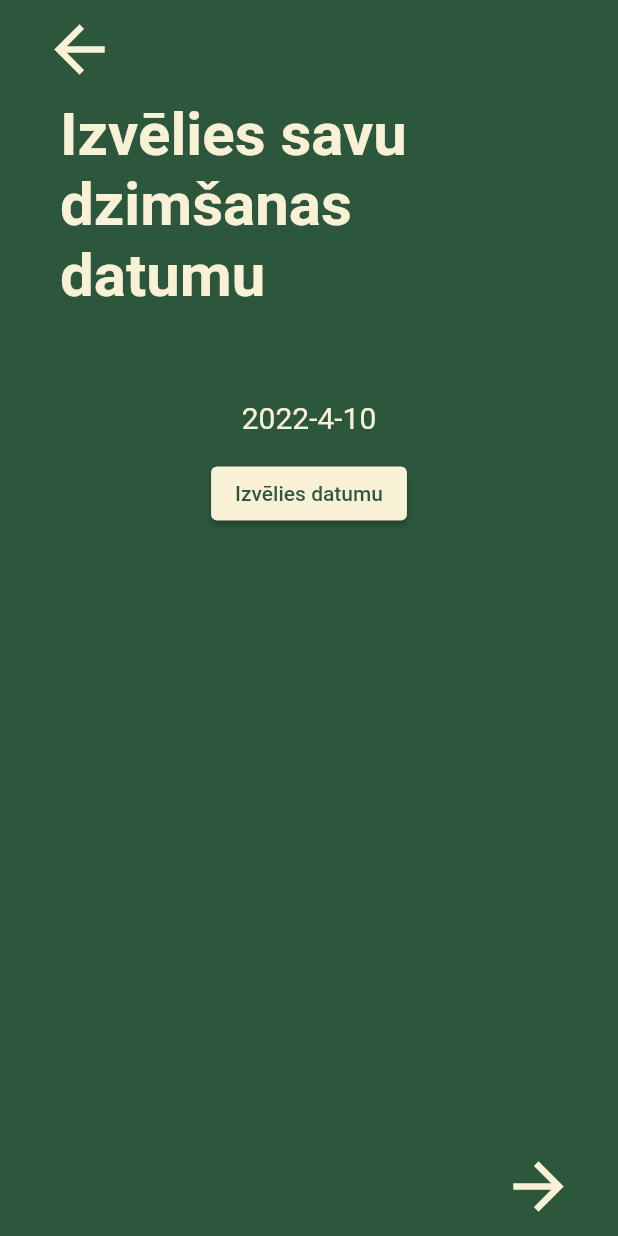
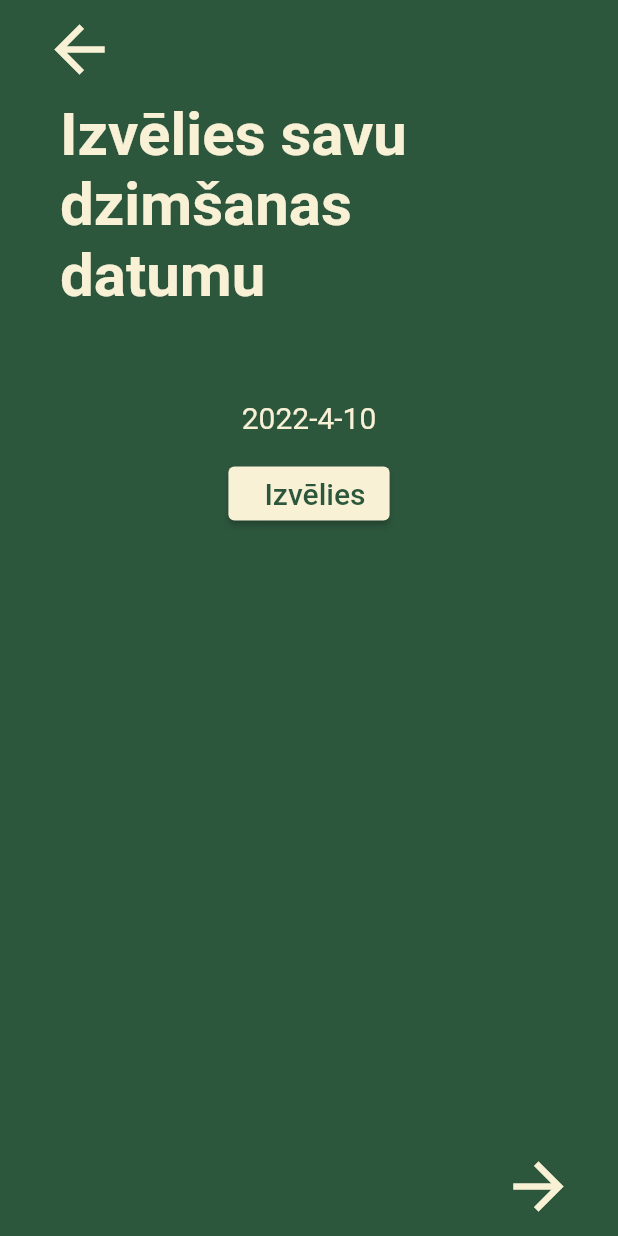
Before and after one commit to janisviksne/emori, a Flutter app: the BirthDatePicker screen opened directly, on a phone screen of 412 x 824 dp. Run offline on Flutter 3.47's test engine with Material 2 defaults, Android fonts, the phone set to English and light mode, and no system bars.

Commit message:
Custom widgets, status screen, menu picker utils. Refactoring

```diff
--- a/lib/auth_screens/date_picker_screen.dart
+++ b/lib/auth_screens/date_picker_screen.dart
@@ -2,7 +2,8 @@ import 'dart:developer';
 
 import 'package:emori/auth_screens/gender_screen.dart';
 import 'package:emori/utilities/auth_constants.dart';
-import 'package:emori/utilities/widgets/auth_widgets/date_utils.dart';
+import 'package:emori/utilities/utils/picker_utils.dart';
+import 'package:emori/utilities/widgets/auth_widgets/selector_button.dart';
 import 'package:flutter/cupertino.dart';
 import 'package:flutter/material.dart';
 
@@ -67,17 +68,10 @@ class _DatePickerPageState extends State<BirthDatePicker> {
                   mainAxisAlignment: MainAxisAlignment.center,
                   children: [
                     const SizedBox(height: 24),
-                    ElevatedButton(
-                        style: ButtonStyle(
-                            backgroundColor: MaterialStateColor.resolveWith(
-                                (states) => kActiveYellow)),
-                        child: const Text(
-                          'Izvēlies datumu',
-                          style: TextStyle(color: kActiveGreen),
-                        ),
-                        onPressed: () => DatePickerUtils.showDatePicker(context,
+                    ButtonWidget(
+                        onClicked: () => PickerUtils.showPicker(context,
                             child: buildDatePicker(),
-                            onClicked: () => Navigator.pop(context)))
+                            onClicked: () => Navigator.pop(context))),
                   ],
                 ),
                 Expanded(
--- /dev/null
+++ b/lib/utilities/utils/picker_utils.dart
@@ -0,0 +1,28 @@
+import 'package:flutter/cupertino.dart';
+import 'package:flutter/material.dart';
+
+class PickerUtils {
+  static List<Widget> workStatusModelBuilder<M>(
+          List<M> models, Widget Function(int index, M model) builder) =>
+      models
+          .asMap()
+          .map<int, Widget>(
+              (index, model) => MapEntry(index, builder(index, model)))
+          .values
+          .toList();
+
+  static void showPicker(BuildContext context,
+          {required Widget child, required VoidCallback onClicked}) =>
+      showCupertinoModalPopup(
+        context: context,
+        builder: (context) => CupertinoActionSheet(
+          actions: [
+            child,
+          ],
+          cancelButton: CupertinoActionSheetAction(
+            child: const Text('Izvēlēties'),
+            onPressed: onClicked,
+          ),
+        ),
+      );
+}
--- a/lib/utilities/widgets/auth_widgets/container_button.dart
+++ b/lib/utilities/widgets/auth_widgets/container_button.dart
@@ -20,7 +20,7 @@ class ContainerButton<T> extends StatelessWidget {
   Widget build(BuildContext context) {
     return InkWell(
       onTap: () => onChanged(value),
-      child: Container(
+      child: SizedBox(
         height: 56,
         child: Row(
           mainAxisAlignment: MainAxisAlignment.center,
--- a/lib/utilities/widgets/auth_widgets/date_utils.dart
+++ /dev/null
@@ -1,17 +0,0 @@
-import 'package:flutter/cupertino.dart';
-
-class DatePickerUtils {
-  static void showDatePicker(BuildContext context,
-          {required Widget child, required VoidCallback onClicked}) =>
-      showCupertinoModalPopup(
-          context: context,
-          builder: (context) => CupertinoActionSheet(
-                actions: [
-                  child,
-                ],
-                cancelButton: CupertinoActionSheetAction(
-                  child: const Text('Izvēlēties'),
-                  onPressed: onClicked,
-                ),
-              ));
-}
--- /dev/null
+++ b/lib/utilities/widgets/auth_widgets/selector_button.dart
@@ -0,0 +1,30 @@
+import 'package:flutter/material.dart';
+
+import '../../auth_constants.dart';
+
+class ButtonWidget extends StatelessWidget {
+  final VoidCallback onClicked;
+
+  const ButtonWidget({
+    Key? key,
+    required this.onClicked,
+  }) : super(key: key);
+
+  @override
+  Widget build(BuildContext context) => ElevatedButton(
+        style: ButtonStyle(
+            backgroundColor:
+                MaterialStateColor.resolveWith((states) => kActiveYellow)),
+        child: Row(
+          mainAxisSize: MainAxisSize.min,
+          children: const [
+            SizedBox(width: 8),
+            Text(
+              'Izvēlies',
+              style: TextStyle(fontSize: 20, color: kActiveGreen),
+            ),
+          ],
+        ),
+        onPressed: onClicked,
+      );
+}
--- a/pubspec.yaml
+++ b/pubspec.yaml
@@ -58,8 +58,9 @@ flutter:
 
   # To add assets to your application, add an assets section, like this:
   assets:
-    - images/
-    #   - images/a_dot_ham.jpeg
+  - assets/images/auth_backgrounds/
+  - assets/images/intro_backgrounds/
+    #- images/a_dot_ham.jpeg
 
   # An image asset can refer to one or more resolution-specific "variants", see
   # https://flutter.dev/assets-and-images/#resolution-aware.
```
Also changed, not shown: lib/auth_screens/education_screen.dart (+31 -20 lines), lib/auth_screens/login_screen.dart (+26 -7 lines), lib/auth_screens/work_status.dart (added, +86 -0 lines), lib/utilities/widget_constants.dart (added, +16 -0 lines), assets/images/auth_backgrounds/education.png (added), assets/images/auth_backgrounds/login_page_bottom.png (renamed from images/auth_backgrounds/login_page_bottom.png), assets/images/auth_backgrounds/login_page_top.png (renamed from images/auth_backgrounds/login_page_top.png), assets/images/intro_backgrounds/emori_intro1.png (renamed from images/intro_backgrounds/emori_intro1.png).
